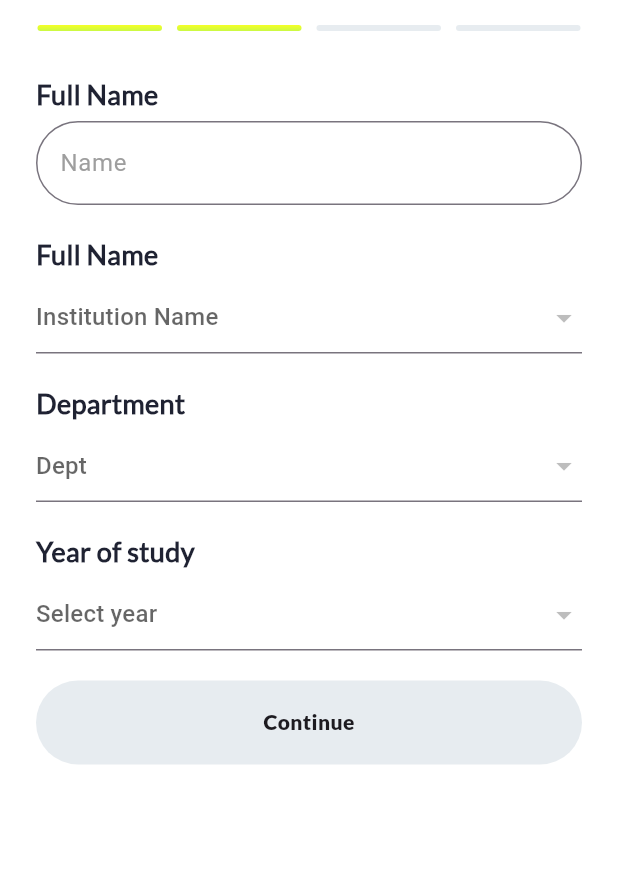
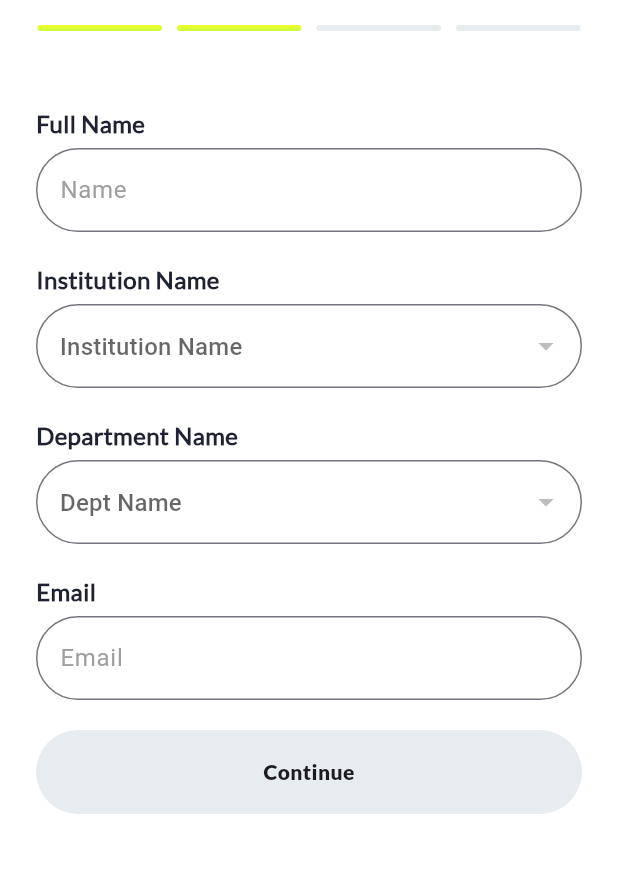
Before and after one commit to sujithsdeveloper/stuedic_app, a Flutter app: the SetupScreen screen opened directly, after a tap on "Continue", on a phone screen of 412 x 824 dp, the part 59-932 px from its top. Run offline on Flutter 3.47's test engine with Material 3 defaults, Android fonts, the phone set to English and light mode, and no system bars; our stand-ins replace flutter_native_splash, flutter_svg, fluttertoast, hugeicons, icons_plus, image_picker and 7 more; missing offline and left inert: photo_manager, story_designer; accounts and stored records are empty; project files that could hold a hidden picture were left out.

```diff
--- a/lib/controller/app_contoller.dart
+++ b/lib/controller/app_contoller.dart
@@ -2,8 +2,8 @@ import 'dart:developer';
 
 import 'package:flutter/cupertino.dart';
 import 'package:flutter/material.dart';
+import 'package:stuedic_app/dialogs/desgination_dialog.dart';
 import 'package:stuedic_app/routes/app_routes.dart';
-import 'package:stuedic_app/utils/app_utils.dart';
 import 'package:stuedic_app/view/screens/story_view_screen.dart';
 
 class AppContoller extends ChangeNotifier {
@@ -127,6 +127,9 @@ class AppContoller extends ChangeNotifier {
 
   final formKey = GlobalKey<FormState>();
   String selectedUserType = 'Student';
+  bool publicUser = false;
+  bool collegeStaff = false;
+  bool student = false;
   List<String> userTypes = [
     "Student",
     "School/University",
@@ -138,4 +141,34 @@ class AppContoller extends ChangeNotifier {
     selectedUserType = value;
     notifyListeners();
   }
+
+  void onDesiginationContinue({
+    required BuildContext context,
+    required Function() nextPage,
+  }) {
+    // Reset all variables before setting the selected one
+    publicUser = false;
+    collegeStaff = false;
+    student = false;
+
+    if (selectedUserType == 'Public User') {
+      publicUser = true;
+      log('Public User selected');
+      nextPage();
+    } else if (selectedUserType == 'School/University') {
+      collegeStaff = true;
+      log('School/University selected');
+      DesiginationDialog(context);
+    } else if (selectedUserType == 'Teacher/University professor') {
+      collegeStaff = true;
+      log('Teacher/University professor selected');
+      nextPage();
+    } else if (selectedUserType == 'Student') {
+      student = true;
+      log('Student selected');
+      nextPage();
+    }
+
+    notifyListeners(); // Notify UI about changes
+  }
 }
--- /dev/null
+++ b/lib/dialogs/desgination_dialog.dart
@@ -0,0 +1,27 @@
+  import 'package:flutter/cupertino.dart';
+import 'package:flutter/material.dart';
+
+Future<dynamic> DesiginationDialog(BuildContext context) {
+    return showDialog(
+                    context: context,
+                    builder: (context) {
+                      return CupertinoAlertDialog(
+                        content: Text(
+                          'University/ School Registrations are requested to be done through Desktop page of the application.',
+                          softWrap: true,
+                        ),
+                        actions: [
+                          CupertinoDialogAction(
+                            child: Text(
+                              'Dissmiss',
+                            ),
+                            textStyle: TextStyle(color: Color(0xff007AFF)),
+                            onPressed: () {
+                              Navigator.pop(context);
+                            },
+                          )
+                        ],
+                      );
+                    },
+                  );
+  }
--- a/lib/view/auth/setup_screen.dart
+++ b/lib/view/auth/setup_screen.dart
@@ -1,21 +1,12 @@
-import 'dart:developer';
-import 'dart:math' as math;
-
 import 'package:flutter/material.dart';
 import 'package:provider/provider.dart';
 import 'package:stuedic_app/controller/app_contoller.dart';
-import 'package:stuedic_app/routes/app_routes.dart';
-import 'package:stuedic_app/sheets/media_bottom_sheet.dart';
 import 'package:stuedic_app/styles/string_styles.dart';
-import 'package:stuedic_app/utils/constants/asset_constants.dart';
 import 'package:stuedic_app/utils/constants/color_constants.dart';
-import 'package:stuedic_app/utils/functions/validators.dart';
 import 'package:stuedic_app/view/auth/setup_screens/desigination_selection.dart';
+import 'package:stuedic_app/view/auth/setup_screens/finish_setup.dart';
 import 'package:stuedic_app/view/auth/setup_screens/form_fill.dart';
 import 'package:stuedic_app/view/auth/setup_screens/upload_profile.dart';
-import 'package:stuedic_app/view/bottom_naivigationbar/bottom_nav_screen.dart';
-import 'package:stuedic_app/widgets/gradient_button.dart';
-import 'package:stuedic_app/widgets/textfeild_widget.dart';
 
 class SetupScreen extends StatefulWidget {
   const SetupScreen({super.key});
@@ -105,7 +96,7 @@ class _SetupScreenState extends State<SetupScreen> {
                 itemBuilder: (context, index) {
                   switch (index) {
                     case 0:
-                      return DesiginationSelection(
+                      return DesignationSelection(
                           prowatch: prowatch,
                           proRead: proRead,
                           nextPage: nextPage);
@@ -122,36 +113,10 @@ class _SetupScreenState extends State<SetupScreen> {
                           nextPage: nextPage);
 
                     case 3:
-                      return Padding(
-                        padding: const EdgeInsets.symmetric(horizontal: 24),
-                        child: Column(
-                          crossAxisAlignment: CrossAxisAlignment.start,
-                          children: [
-                            const SizedBox(height: 24),
-                            Text(
-                              'All Done',
-                              style: StringStyle.topHeading(size: 32),
-                            ),
-                            const SizedBox(height: 16),
-                            Text(
-                              'Review your details before proceeding.',
-                              style: const TextStyle(color: Colors.grey),
-                            ),
-                            const SizedBox(height: 40),
-                            GradientButton(
-                              isColored: true,
-                              label: 'Finish Setup',
-                              onTap: () {
-                                AppRoutes.pushAndRemoveUntil(
-                                    context, BottomNavScreen());
-                              },
-                            ),
-                          ],
-                        ),
-                      );
+                      return FinishSetup();
 
                     default:
-                      return Container(); // Handle unexpected index
+                      return SizedBox();
                   }
                 },
               ),
--- /dev/null
+++ b/lib/view/auth/setup_screens/college_registration.dart
@@ -0,0 +1,107 @@
+import 'package:flutter/material.dart';
+import 'package:stuedic_app/styles/string_styles.dart';
+import 'package:stuedic_app/utils/constants/color_constants.dart';
+import 'package:stuedic_app/utils/functions/validators.dart';
+import 'package:stuedic_app/widgets/dropdown_widget.dart';
+import 'package:stuedic_app/widgets/gradient_button.dart';
+import 'package:stuedic_app/widgets/textfeild_widget.dart';
+
+class CollegeRegistration extends StatelessWidget {
+  const CollegeRegistration(
+      {super.key,
+      required this.nameController,
+      required this.nextPage,
+      required this.emailController});
+  final TextEditingController nameController;
+  final TextEditingController emailController;
+  final Function() nextPage;
+  @override
+  Widget build(BuildContext context) {
+    return Padding(
+      padding: const EdgeInsets.symmetric(horizontal: 24),
+      child: Form(
+        key: key,
+        child: SingleChildScrollView(
+          child: Column(
+            spacing: 20,
+            children: [
+              const SizedBox(height: 30),
+
+              /// Full Name
+              FormItem(
+                child: TextfieldWidget(
+                  borderColor: ColorConstants.greyColor,
+                  hint: 'Name',
+                  validator: (p0) => nameValidator(p0, 'Name'),
+                  controller: nameController,
+                ),
+                title: 'Full Name',
+              ),
+
+              FormItem(
+                  title: 'Institution Name',
+                  child: DropdownWidget(
+                      hint: 'Institution Name',
+                      onChanged: (value) {},
+                      items: [])),
+              FormItem(
+                  title: 'Department Name',
+                  child: DropdownWidget(
+                      hint: 'Dept Name', onChanged: (value) {}, items: [])),
+
+              /// Email
+              FormItem(
+                title: "Email",
+                child: TextfieldWidget(
+                  borderColor: ColorConstants.greyColor,
+                  controller: emailController,
+                  hint: 'Email',
+                  keyboardType: TextInputType.emailAddress,
+                  validator: emailValidator, // Fixed: Added email validation
+                ),
+              ),
+
+              /// Continue Button
+              GradientButton(
+                width: double.infinity,
+                label: 'Continue',
+                onTap: () {
+                  // if (key.currentState!.validate()) {
+                  //   nextPage();
+                  // }
+                  nextPage();
+                },
+              ),
+            ],
+          ),
+        ),
+      ),
+    );
+  }
+}
+
+class FormItem extends StatelessWidget {
+  const FormItem({
+    super.key,
+    required this.title,
+    required this.child,
+  });
+
+  final String title;
+  final Widget child;
+
+  @override
+  Widget build(BuildContext context) {
+    return Column(
+      crossAxisAlignment: CrossAxisAlignment.start,
+      children: [
+        Text(
+          title,
+          style: StringStyle.normalTextBold(size: 16),
+        ),
+        const SizedBox(height: 5), // Added spacing
+        child,
+      ],
+    );
+  }
+}
--- a/lib/view/auth/setup_screens/desigination_selection.dart
+++ b/lib/view/auth/setup_screens/desigination_selection.dart
@@ -1,13 +1,21 @@
 import 'package:flutter/material.dart';
 import 'package:stuedic_app/controller/app_contoller.dart';
+import 'package:stuedic_app/dialogs/desgination_dialog.dart';
 import 'package:stuedic_app/utils/constants/color_constants.dart';
 import 'package:stuedic_app/widgets/gradient_button.dart';
 
-class DesiginationSelection extends StatelessWidget {
-  const DesiginationSelection({super.key, required this.prowatch, required this.proRead, required this.nextPage});
+class DesignationSelection extends StatelessWidget {
+  const DesignationSelection({
+    super.key,
+    required this.prowatch,
+    required this.proRead,
+    required this.nextPage,
+  });
+
   final AppContoller prowatch;
   final AppContoller proRead;
   final Function() nextPage;
+
   @override
   Widget build(BuildContext context) {
     return Padding(
@@ -18,13 +26,12 @@ final Function() nextPage;
           crossAxisAlignment: CrossAxisAlignment.start,
           children: [
             const SizedBox(height: 24),
-                              Text(
+            const Text(
               'Choose the one that describes you!',
-                                style: TextStyle(
-                                    fontSize: 32, fontWeight: FontWeight.bold),
+              style: TextStyle(fontSize: 32, fontWeight: FontWeight.bold),
             ),
             const SizedBox(height: 16),
-                              Text(
+            const Text(
               'Create your username and you can change it later.',
               style: TextStyle(color: Colors.grey),
             ),
@@ -33,52 +40,43 @@ final Function() nextPage;
               (type) => Padding(
                 padding: const EdgeInsets.only(bottom: 10),
                 child: GestureDetector(
-                                    onTap: () {
-                                      proRead.changeRadio(type);
-                                    },
-                                    child: Container(
+                  onTap: () => proRead.changeRadio(type),
+                  child: AnimatedContainer(
+                    duration: const Duration(milliseconds: 300),
                     decoration: BoxDecoration(
-                                        color: prowatch.selectedUserType == type
-                                            ? ColorConstants.primaryColor2
-                                            : Colors.white,
+                      gradient: prowatch.selectedUserType == type
+                          ? ColorConstants.primaryGradientHorizontal
+                          : const LinearGradient(
+                              colors: [Colors.white, Colors.white]),
                       borderRadius: BorderRadius.circular(30),
-                                        border: Border.all(color: Colors.black),
+                      border: Border.all(color: Colors.grey),
                     ),
                     child: RadioListTile<String>(
                       title: Text(type),
                       value: type,
                       groupValue: prowatch.selectedUserType,
-                                        onChanged: (value) {
-                                          proRead.changeRadio(value!);
-                                        },
-                                        activeColor: Colors.black,
-                                        controlAffinity:
-                                            ListTileControlAffinity.leading,
+                      onChanged: (value) => proRead.changeRadio(value!),
+                      activeColor: ColorConstants.secondaryColor,
+                      controlAffinity: ListTileControlAffinity.leading,
                     ),
                   ),
                 ),
               ),
             ),
-                              const SizedBox(height: 24),
-                              Spacer(),
-                              Center(
-                                child: GradientButton(
+            const Spacer(),
+            GradientButton(
               width: double.infinity,
               label: 'Continue',
               onTap: () {
-                                    // log("Selected User Type: ${prowatch.selectedUserType}");
-                                    nextPage();
+                proRead.onDesiginationContinue(
+                    context: context, nextPage: nextPage);
               },
               isColored: true,
             ),
-                              ),
-                              SizedBox(
-                                height: 20,
-                              )
+            const SizedBox(height: 20),
           ],
         ),
       ),
     );
-
   }
 }
--- /dev/null
+++ b/lib/view/auth/setup_screens/finish_setup.dart
@@ -0,0 +1,41 @@
+import 'package:flutter/material.dart';
+import 'package:stuedic_app/routes/app_routes.dart';
+import 'package:stuedic_app/styles/string_styles.dart';
+import 'package:stuedic_app/view/bottom_naivigationbar/bottom_nav_screen.dart';
+import 'package:stuedic_app/widgets/gradient_button.dart';
+
+class FinishSetup extends StatelessWidget {
+  const FinishSetup({
+    super.key,
+  });
+
+  @override
+  Widget build(BuildContext context) {
+    return Padding(
+      padding: const EdgeInsets.symmetric(horizontal: 24),
+      child: Column(
+        crossAxisAlignment: CrossAxisAlignment.start,
+        children: [
+          const SizedBox(height: 24),
+          Text(
+            'All Done',
+            style: StringStyle.topHeading(size: 32),
+          ),
+          const SizedBox(height: 16),
+          Text(
+            'Review your details before proceeding.',
+            style: const TextStyle(color: Colors.grey),
+          ),
+          const SizedBox(height: 40),
+          GradientButton(
+            isColored: true,
+            label: 'Finish Setup',
+            onTap: () {
+              AppRoutes.pushAndRemoveUntil(context, BottomNavScreen());
+            },
+          ),
+        ],
+      ),
+    );
+  }
+}
--- a/lib/view/auth/setup_screens/form_fill.dart
+++ b/lib/view/auth/setup_screens/form_fill.dart
@@ -1,81 +1,112 @@
+import 'dart:developer';
+
 import 'package:flutter/material.dart';
 import 'package:stuedic_app/controller/app_contoller.dart';
 import 'package:stuedic_app/styles/string_styles.dart';
+import 'package:stuedic_app/utils/constants/color_constants.dart';
+import 'package:stuedic_app/utils/functions/validators.dart';
+import 'package:stuedic_app/view/auth/setup_screens/college_registration.dart';
+import 'package:stuedic_app/widgets/dropdown_widget.dart';
 import 'package:stuedic_app/widgets/gradient_button.dart';
 import 'package:stuedic_app/widgets/textfeild_widget.dart';
 
-class FormFill extends StatelessWidget {
-  const FormFill(
-      {super.key,
+class FormFill extends StatefulWidget {
+  const FormFill({
+    super.key,
     required this.prowatch,
     required this.proRead,
-      required this.nextPage});
+    required this.nextPage,
+  });
+
   final AppContoller prowatch;
   final AppContoller proRead;
   final Function() nextPage;
+
+  @override
+  State<FormFill> createState() => _FormFillState();
+}
+
+class _FormFillState extends State<FormFill> {
+  @override
+  void initState() {
+    super.initState();
+    log(widget.prowatch.publicUser.toString());
+  }
+
+  @override
   @override
   Widget build(BuildContext context) {
+    final nameController = TextEditingController();
+    final emailController = TextEditingController();
+    final key = GlobalKey<FormState>();
+
+    return Builder(
+      builder: (context) {
+        if (widget.prowatch.collegeStaff || widget.prowatch.student) {
+          return CollegeRegistration(
+            emailController: emailController,
+            nameController: nameController,
+            nextPage: widget.nextPage,
+          );
+        }
+
+        if (widget.prowatch.publicUser) {
           return Padding(
             padding: const EdgeInsets.symmetric(horizontal: 24),
             child: Form(
+              key: key,
+              child: SingleChildScrollView(
                 child: Column(
-        spacing: 20,
                   children: [
-          SizedBox(
-            height: 9,
+                    const SizedBox(height: 30),
+
+                    /// Full Name
+                    FormItem(
+                      child: TextfieldWidget(
+                        borderColor: ColorConstants.greyColor,
+                        hint: 'Name',
+                        validator: (p0) => nameValidator(p0, 'Name'),
+                        controller: nameController,
                       ),
-          FormItem(
-            child: TextfieldWidget(hint: 'Name'),
                       title: 'Full Name',
                     ),
+
+                    /// Email
                     FormItem(
-            child: DropdownButtonFormField(
-                hint: Text('Institution Name'),
-                items: [],
-                onChanged: (value) {}),
-            title: 'Full Name',
+                      title: "Email",
+                      child: TextfieldWidget(
+                        borderColor: ColorConstants.greyColor,
+                        controller: emailController,
+                        hint: 'Email',
+                        keyboardType: TextInputType.emailAddress,
+                        validator:
+                            emailValidator, // Fixed: Added email validation
                       ),
-          FormItem(
-            title: "Department",
-            child: DropdownButtonFormField(
-                hint: Text('Dept'), items: [], onChanged: (value) {}),
                     ),
-          FormItem(
-            title: "Year of study",
-            child: DropdownButtonFormField(
-                hint: Text('Select year'), items: [], onChanged: (value) {}),
+                    SizedBox(
+                      height: 24,
                     ),
+
+                    /// Continue Button
                     GradientButton(
                       width: double.infinity,
                       label: 'Continue',
-            onTap: nextPage,
-          )
+                      onTap: () {
+                        // if (key.currentState!.validate()) {
+                        //   nextPage();
+                        // }
+                        widget.nextPage();
+                      },
+                    ),
                   ],
-      )),
+                ),
+              ),
+            ),
+          );
+        } else {
+          return SizedBox();
+        }
+      },
     );
   }
 }
-
-class FormItem extends StatelessWidget {
-  const FormItem({
-    super.key,
-    required this.title,
-    required this.child,
-  });
-  final String title;
-  final Widget child;
-  @override
-  Widget build(BuildContext context) {
-    return Column(
-      spacing: 5,
-      crossAxisAlignment: CrossAxisAlignment.start,
-      children: [
-        Text(
-          title,
-          style: StringStyle.normalTextBold(size: 18),
-        ),
-        child
-      ],
-    );
-  }
-}
--- /dev/null
+++ b/lib/widgets/dropdown_widget.dart
@@ -0,0 +1,37 @@
+import 'package:flutter/material.dart';
+import 'package:stuedic_app/utils/constants/color_constants.dart';
+
+class DropdownWidget<T> extends StatelessWidget {
+  const DropdownWidget({
+    super.key,
+    required this.hint,
+    required this.onChanged,
+    required this.items,
+    this.validator,
+  });
+
+  final String hint;
+  final String? Function(T?)? validator; // Correct type for validator
+  final Function(T?) onChanged;
+  final List<DropdownMenuItem<T>> items; // Explicit type for items
+
+  @override
+  Widget build(BuildContext context) {
+    return DropdownButtonFormField<T>(
+      validator: validator, // Pass validator directly
+      decoration: InputDecoration(
+        hintText: hint,
+        helperStyle: const TextStyle(color: Colors.grey),
+        hintStyle: const TextStyle(color: Colors.grey),
+        focusedBorder: OutlineInputBorder(
+          borderRadius: BorderRadius.circular(40),
+          borderSide: BorderSide(color: ColorConstants.primaryColor2),
+        ),
+        border: OutlineInputBorder(borderRadius: BorderRadius.circular(40)),
+      ),
+      hint: Text(hint),
+      items: items,
+      onChanged: onChanged,
+    );
+  }
+}
--- a/lib/widgets/textfeild_widget.dart
+++ b/lib/widgets/textfeild_widget.dart
@@ -17,13 +17,14 @@ class TextfieldWidget extends StatelessWidget {
     this.helperText,
     this.dismissKeyboardOnTapOutside = false,
     this.maxline,
+    this.borderColor,
   });
   final String hint;
   final bool isPassword;
   final bool dismissKeyboardOnTapOutside;
   final int? maxLength;
   final String? helperText;
-
+  final Color? borderColor;
   final TextEditingController? controller;
   final String? Function(String?)? validator;
   final TextInputType? keyboardType;
@@ -58,7 +59,12 @@ class TextfieldWidget extends StatelessWidget {
         focusedBorder: OutlineInputBorder(
             borderRadius: BorderRadius.circular(40),
             borderSide: BorderSide(color: ColorConstants.primaryColor2)),
-        border: OutlineInputBorder(borderRadius: BorderRadius.circular(40)),
+        border: OutlineInputBorder(
+            borderRadius: BorderRadius.circular(40),
+            borderSide: BorderSide(
+                color: borderColor == null
+                    ? ColorConstants.secondaryColor
+                    : borderColor!)),
         suffixIcon: isPassword
             ? IconButton(
                 onPressed: () {
```
Also changed, not shown: 4 other files. Lines whose indentation alone changed are shown as unchanged.
